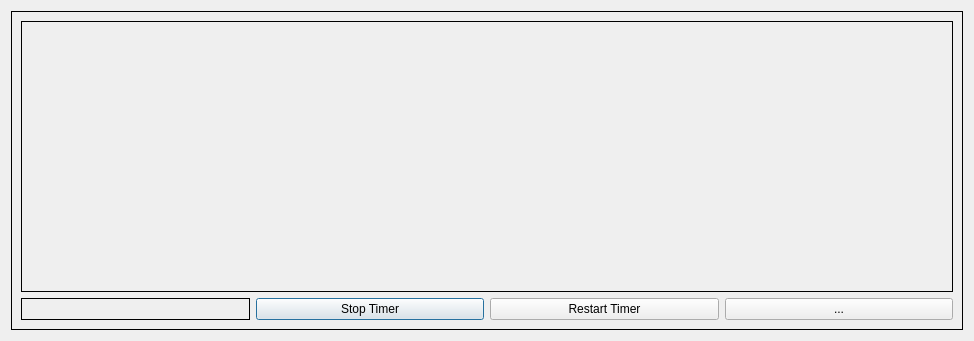
thgjm/fundamentalsOOP, file 1_semester/2_lab/timerlistwindow.ui: the form before one commit.
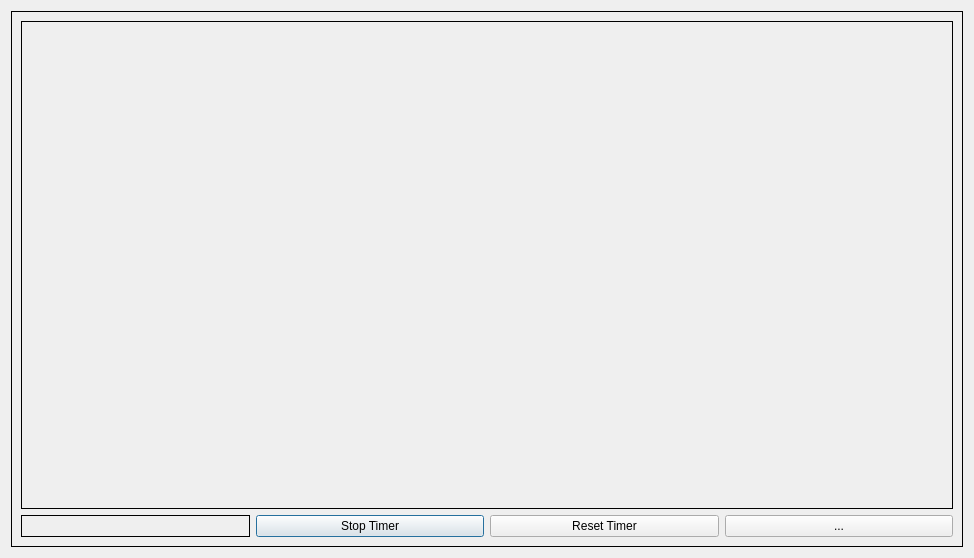
The form after the commit. The open tabs and pages were chosen to show the change.

Commit message: Added new font; has made some additions for better timer and alarm logic.

Patch:
```diff
--- a/1_semester/2_lab/timerlistwindow.ui
+++ b/1_semester/2_lab/timerlistwindow.ui
@@ -7,7 +7,7 @@
     <x>0</x>
     <y>0</y>
     <width>974</width>
-    <height>341</height>
+    <height>558</height>
    </rect>
   </property>
   <property name="windowTitle">
@@ -62,7 +62,7 @@
          <item>
           <widget class="QPushButton" name="restartButton">
            <property name="text">
-            <string>Restart Timer</string>
+            <string>Reset Timer</string>
            </property>
           </widget>
          </item>
```
Left out of the diff: 4 changed lines with no effect on the pictures. The commit also changes 8 other files.
